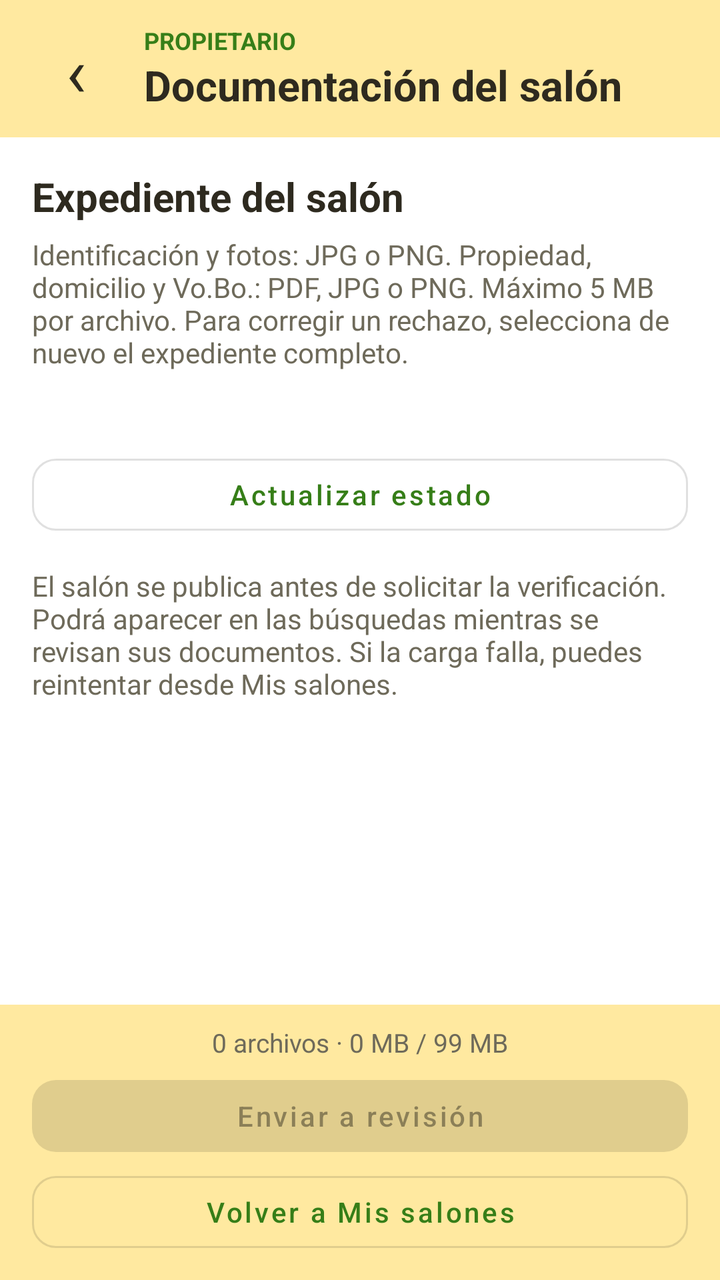
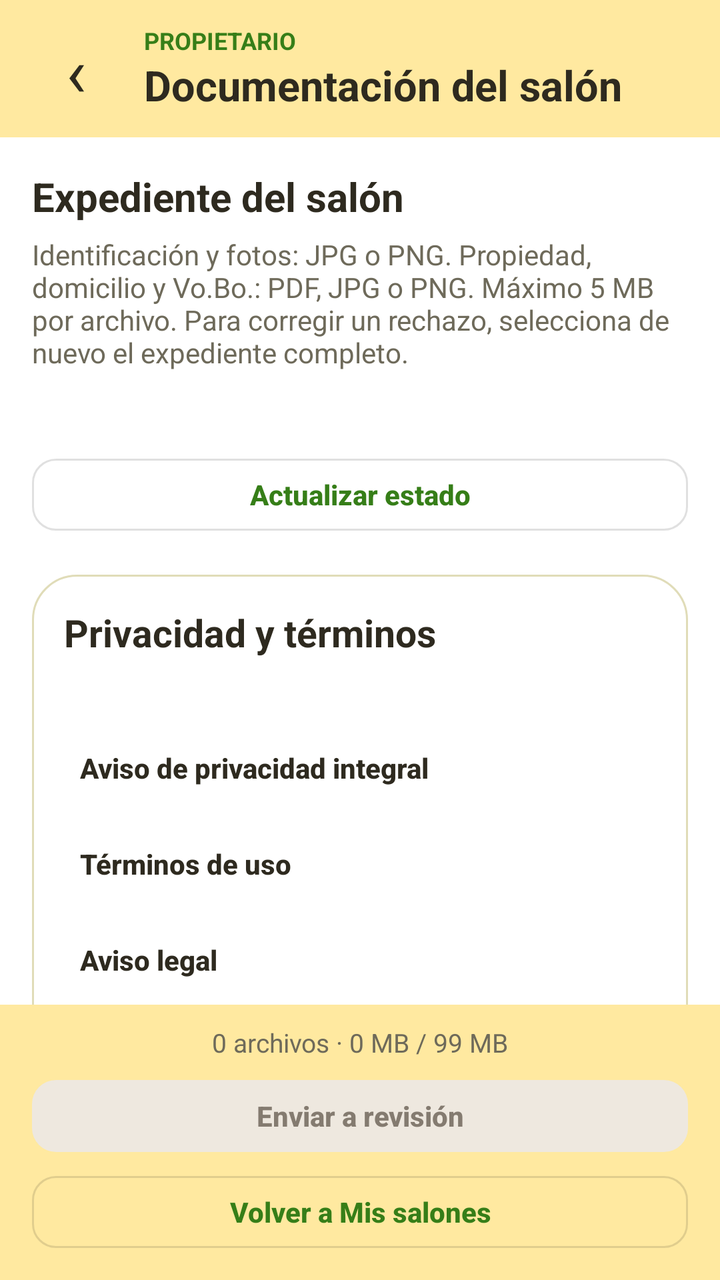

Screens rendered from an Android XML layout before and after an edit, with the pre-edit source and the edit as a unified diff.
<!-- AndroidManifest.xml: application theme Theme.Ocasion_mobil_v2 -->
<!-- res/layout/activity_documentos_salon.xml -->
<?xml version="1.0" encoding="utf-8"?>
<LinearLayout xmlns:android="http://schemas.android.com/apk/res/android"
    xmlns:app="http://schemas.android.com/apk/res-auto"
    android:id="@+id/rootDocumentosSalon"
    android:layout_width="match_parent"
    android:layout_height="match_parent"
    android:background="@color/bg_general"
    android:orientation="vertical">

    
    <LinearLayout
        android:layout_width="match_parent"
        android:layout_height="wrap_content"
        android:background="@color/header_footer_light"
        android:gravity="center_vertical"
        android:orientation="horizontal"
        android:paddingHorizontal="16dp"
        android:paddingVertical="12dp">
        <TextView
            android:id="@+id/btnVolverDocumentos"
            android:layout_width="44dp"
            android:layout_height="44dp"
            android:gravity="center"
            android:text="‹"
            android:textColor="@color/texto_principal"
            android:textSize="34sp"
            android:contentDescription="Volver"/>


        <LinearLayout
            android:layout_width="0dp"
            android:layout_height="wrap_content"
            android:layout_marginStart="12dp"
            android:layout_weight="1"
            android:orientation="vertical">

            <TextView
                android:layout_width="wrap_content"
                android:layout_height="wrap_content"
                android:text="PROPIETARIO"
                android:textColor="@color/verde_primario"
                android:textSize="12sp"
                android:textStyle="bold" />

            <TextView
                android:layout_width="wrap_content"
                android:layout_height="wrap_content"
                android:text="Documentación del salón"
                android:textColor="@color/texto_principal"
                android:textSize="21sp"
                android:textStyle="bold" />
        </LinearLayout>
    </LinearLayout>

    
    <androidx.core.widget.NestedScrollView
        android:layout_width="match_parent"
        android:layout_height="0dp"
        android:layout_weight="1"
        android:fillViewport="true">

        <LinearLayout
            android:layout_width="match_parent"
            android:layout_height="wrap_content"
            android:orientation="vertical"
            android:padding="16dp">

            <TextView
                android:id="@+id/tvNombreDocumentos"
                android:layout_width="match_parent"
                android:layout_height="wrap_content"
                android:text="Expediente del salón"
                android:textColor="@color/texto_principal"
                android:textSize="20sp"
                android:textStyle="bold" />

            <TextView
                android:layout_width="match_parent"
                android:layout_height="wrap_content"
                android:layout_marginTop="6dp"
                android:text="Identificación y fotos: JPG o PNG. Propiedad, domicilio y Vo.Bo.: PDF, JPG o PNG. Máximo 5 MB por archivo. Para corregir un rechazo, selecciona de nuevo el expediente completo."
                android:textColor="@color/texto_secundario"
                android:textSize="14sp" />

            
            <TextView
                android:id="@+id/tvObservacionesDocumentos"
                android:layout_width="match_parent"
                android:layout_height="wrap_content"
                android:layout_marginTop="12dp"
                android:background="@drawable/bg_owner_card"
                android:padding="12dp"
                android:textColor="@color/rojo_error"
                android:textSize="14sp"
                android:visibility="gone" />

            <TextView
                android:id="@+id/tvEstadoDocumentos"
                android:layout_width="match_parent"
                android:layout_height="wrap_content"
                android:layout_marginTop="16dp"
                android:accessibilityLiveRegion="polite"
                android:textColor="@color/texto_principal"
                android:textSize="16sp"
                android:textStyle="bold" />

            <com.google.android.material.button.MaterialButton
                android:id="@+id/btnActualizarDocumentos"
                style="@style/Widget.MaterialComponents.Button.OutlinedButton"
                android:layout_width="match_parent"
                android:layout_height="wrap_content"
                android:text="Actualizar estado"
                android:textAllCaps="false"
                app:cornerRadius="12dp" />

            
            <LinearLayout
                android:id="@+id/containerDocumentos"
                android:layout_width="match_parent"
                android:layout_height="wrap_content"
                android:orientation="vertical" />

            <TextView
                android:layout_width="match_parent"
                android:layout_height="wrap_content"
                android:layout_marginTop="12dp"
                android:text="El salón se publica antes de solicitar la verificación. Podrá aparecer en las búsquedas mientras se revisan sus documentos. Si la carga falla, puedes reintentar desde Mis salones."
                android:textColor="@color/texto_secundario"
                android:textSize="14sp" />

            <ProgressBar
                android:id="@+id/progresoDocumentos"
                android:layout_width="wrap_content"
                android:layout_height="wrap_content"
                android:layout_gravity="center_horizontal"
                android:layout_marginTop="12dp"
                android:visibility="gone" />

            <TextView
                android:id="@+id/tvErrorDocumentos"
                android:layout_width="match_parent"
                android:layout_height="wrap_content"
                android:layout_marginTop="12dp"
                android:accessibilityLiveRegion="polite"
                android:textColor="@color/rojo_error"
                android:visibility="gone" />

        </LinearLayout>
    </androidx.core.widget.NestedScrollView>

    
    <LinearLayout
        android:layout_width="match_parent"
        android:layout_height="wrap_content"
        android:background="@color/header_footer_light"
        android:orientation="vertical"
        android:paddingHorizontal="16dp"
        android:paddingVertical="10dp">

        <TextView
            android:id="@+id/tvTotalDocumentos"
            android:layout_width="match_parent"
            android:layout_height="wrap_content"
            android:accessibilityLiveRegion="polite"
            android:gravity="center"
            android:text="0 archivos · 0 MB / 99 MB"
            android:textColor="@color/texto_secundario"
            android:textSize="13sp" />

        <com.google.android.material.button.MaterialButton
            android:id="@+id/btnEnviarDocumentos"
            android:layout_width="match_parent"
            android:layout_height="wrap_content"
            android:layout_marginTop="4dp"
            android:enabled="false"
            android:minHeight="48dp"
            android:text="Enviar a revisión"
            android:textAllCaps="false"
            app:cornerRadius="12dp" />
        <com.google.android.material.button.MaterialButton
            android:id="@+id/btnMisSalonesDocumentos"
            style="@style/Widget.MaterialComponents.Button.OutlinedButton"
            android:layout_width="match_parent"
            android:layout_height="wrap_content"
            android:text="Volver a Mis salones"
            android:textAllCaps="false"
            app:cornerRadius="12dp" />
    </LinearLayout>

</LinearLayout>
<!-- resources referenced by this layout -->
<resources>
  <color name="bg_general">#FFFFFF</color>
  <color name="rojo_error">#CC3636</color>
  <color name="texto_principal">#2E2A1F</color>
  <color name="texto_secundario">#6E6A5A</color>
  <color name="verde_primario">#367E18</color>
  <style name="Theme.Ocasion_mobil_v2" parent="Theme.MaterialComponents.Light.NoActionBar">
          <item name="colorPrimary">@color/verde_primario</item>
          <item name="colorPrimaryVariant">@color/verde_primario</item>
          <item name="colorOnPrimary">@color/blanco</item>
          <item name="colorSecondary">@color/naranja_primario</item>
          <item name="colorOnSecondary">@color/texto_principal</item>
          <item name="colorAccent">@color/naranja_primario</item>
  
          
          <item name="colorPrimaryDark">@color/header_footer_dark</item>
          <item name="android:statusBarColor">@color/header_footer_dark</item>
          <item name="android:windowLightStatusBar">true</item>
          <item name="android:enforceStatusBarContrast">false</item>
      </style>
  <color name="blanco">#FFFFFF</color>
  <color name="borde_input">#E0DCB8</color>
  <color name="naranja_primario">#F57328</color>
  <color name="header_footer_dark">#FFD65A</color>
  <!-- unchanged entries left out for length: 2 -->
</resources>

<!-- the commit's change to res/layout/activity_documentos_salon.xml (unified diff, before → after) -->
@@ -113,6 +113,13 @@
                 android:textAllCaps="false"
                 app:cornerRadius="12dp" />
 
+            <include
+                android:id="@+id/panelConfirmacionLegal"
+                layout="@layout/tarjeta_confirmacion_legal"
+                android:layout_width="match_parent"
+                android:layout_height="wrap_content"
+                android:layout_marginTop="16dp" />
+
             
             <LinearLayout
                 android:id="@+id/containerDocumentos"
@@ -188,3 +195,70 @@
     </LinearLayout>
 
 </LinearLayout>
+<!-- res/layout/tarjeta_confirmacion_legal.xml (included above) -->
+<?xml version="1.0" encoding="utf-8"?>
+<LinearLayout xmlns:android="http://schemas.android.com/apk/res/android"
+    android:layout_width="match_parent"
+    android:layout_height="wrap_content"
+    android:background="@drawable/bg_owner_card"
+    android:orientation="vertical"
+    android:padding="16dp">
+
+    <TextView
+        android:id="@+id/tituloConfirmacionLegal"
+        style="@style/ClienteTitulo"
+        android:accessibilityHeading="true"
+        android:text="@string/legal_centro" />
+
+    <TextView android:id="@+id/resumenConfirmacionLegal" style="@style/ClienteTexto" />
+
+    <com.google.android.material.button.MaterialButton
+        android:id="@+id/btnPrivacidadIntegral"
+        style="@style/Widget.MaterialComponents.Button.TextButton"
+        android:layout_width="match_parent"
+        android:layout_height="wrap_content"
+        android:layout_marginTop="4dp"
+        android:gravity="start|center_vertical"
+        android:minHeight="48dp"
+        android:text="@string/legal_privacidad"
+        android:textAllCaps="false"
+        android:textColor="@color/boton_texto" />
+
+    <com.google.android.material.button.MaterialButton
+        android:id="@+id/btnTerminosUso"
+        style="@style/Widget.MaterialComponents.Button.TextButton"
+        android:layout_width="match_parent"
+        android:layout_height="wrap_content"
+        android:gravity="start|center_vertical"
+        android:minHeight="48dp"
+        android:text="@string/legal_terminos"
+        android:textAllCaps="false"
+        android:textColor="@color/boton_texto" />
+
+    <com.google.android.material.button.MaterialButton
+        android:id="@+id/btnAvisoLegal"
+        style="@style/Widget.MaterialComponents.Button.TextButton"
+        android:layout_width="match_parent"
+        android:layout_height="wrap_content"
+        android:gravity="start|center_vertical"
+        android:minHeight="48dp"
+        android:text="@string/legal_aviso"
+        android:textAllCaps="false"
+        android:textColor="@color/boton_texto" />
+
+    <com.google.android.material.checkbox.MaterialCheckBox
+        android:id="@+id/casillaConfirmacionLegal"
+        android:layout_width="match_parent"
+        android:layout_height="wrap_content"
+        android:layout_marginTop="4dp"
+        android:minHeight="48dp"
+        android:textColor="@color/texto_principal" />
+
+    <TextView
+        android:id="@+id/errorConfirmacionLegal"
+        style="@style/ClienteTexto"
+        android:accessibilityLiveRegion="polite"
+        android:text="@string/legal_error_aceptacion"
+        android:textColor="@color/rojo_error"
+        android:visibility="gone" />
+</LinearLayout>
<!-- resource entries referenced after the edit -->
@@ -5,7 +5,31 @@
   <color name="texto_principal">#2E2A1F</color>
   <color name="texto_secundario">#6E6A5A</color>
   <color name="verde_primario">#367E18</color>
+  <string name="legal_aviso">Aviso legal</string>
+  <string name="legal_centro">Privacidad y términos</string>
+  <string name="legal_error_aceptacion">Marca la casilla para continuar.</string>
+  <string name="legal_privacidad">Aviso de privacidad integral</string>
+  <string name="legal_terminos">Términos de uso</string>
+  <style name="ClienteTexto" parent="">
+          <item name="android:layout_width">match_parent</item>
+          <item name="android:layout_height">wrap_content</item>
+          <item name="android:layout_width">match_parent</item>
+          <item name="android:layout_height">wrap_content</item>
+          <item name="android:layout_marginTop">8dp</item>
+          <item name="android:textSize">14sp</item>
+          <item name="android:lineSpacingExtra">3dp</item>
+          <item name="android:textColor">@color/texto_secundario</item>
+      </style>
+  <style name="ClienteTitulo" parent="">
+          <item name="android:layout_width">match_parent</item>
+          <item name="android:layout_height">wrap_content</item>
+          <item name="android:textSize">19sp</item>
+          <item name="android:textStyle">bold</item>
+          <item name="android:textColor">@color/texto_principal</item>
+      </style>
   <style name="Theme.Ocasion_mobil_v2" parent="Theme.MaterialComponents.Light.NoActionBar">
+          <item name="materialButtonStyle">@style/BotonOcasionPrincipal</item>
+          <item name="materialButtonOutlinedStyle">@style/BotonOcasionSecundario</item>
           <item name="colorPrimary">@color/verde_primario</item>
           <item name="colorPrimaryVariant">@color/verde_primario</item>
           <item name="colorOnPrimary">@color/blanco</item>
@@ -21,6 +45,32 @@
       </style>
   <color name="blanco">#FFFFFF</color>
   <color name="borde_input">#E0DCB8</color>
+  <style name="BotonOcasionPrincipal" parent="Widget.MaterialComponents.Button">
+          <item name="backgroundTint">@color/boton_principal_fondo</item>
+          <item name="android:textColor">@color/boton_texto</item>
+          <item name="android:textAllCaps">false</item>
+          <item name="android:textStyle">bold</item>
+          <item name="android:minHeight">48dp</item>
+          <item name="cornerRadius">16dp</item>
+          <item name="android:letterSpacing">0</item>
+          <item name="android:stateListAnimator">@null</item>
+          <item name="elevation">0dp</item>
+          <item name="rippleColor">#242E2A1F</item>
+      </style>
+  <style name="BotonOcasionSecundario" parent="Widget.MaterialComponents.Button.OutlinedButton">
+          <item name="backgroundTint">@color/blanco</item>
+          <item name="strokeColor">@color/boton_secundario_borde</item>
+          <item name="strokeWidth">1dp</item>
+          <item name="android:textColor">@color/boton_texto</item>
+          <item name="android:textAllCaps">false</item>
+          <item name="android:minHeight">48dp</item>
+          <item name="cornerRadius">16dp</item>
+          <item name="android:textStyle">bold</item>
+          <item name="android:letterSpacing">0</item>
+          <item name="android:stateListAnimator">@null</item>
+          <item name="elevation">0dp</item>
+          <item name="rippleColor">#24F57328</item>
+      </style>
   <color name="naranja_primario">#F57328</color>
   <color name="header_footer_dark">#FFD65A</color>
   <!-- unchanged entries left out for length: 2 -->
